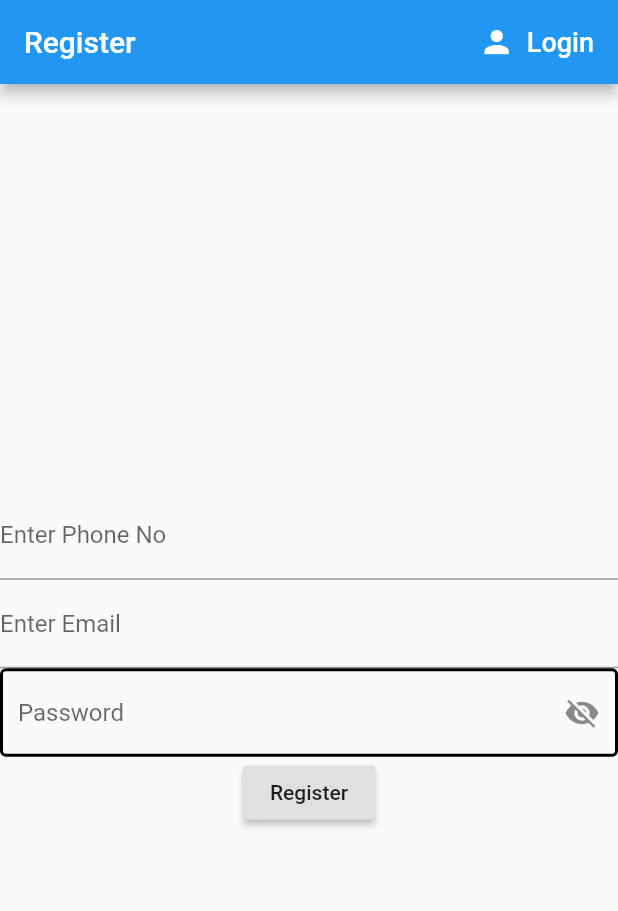
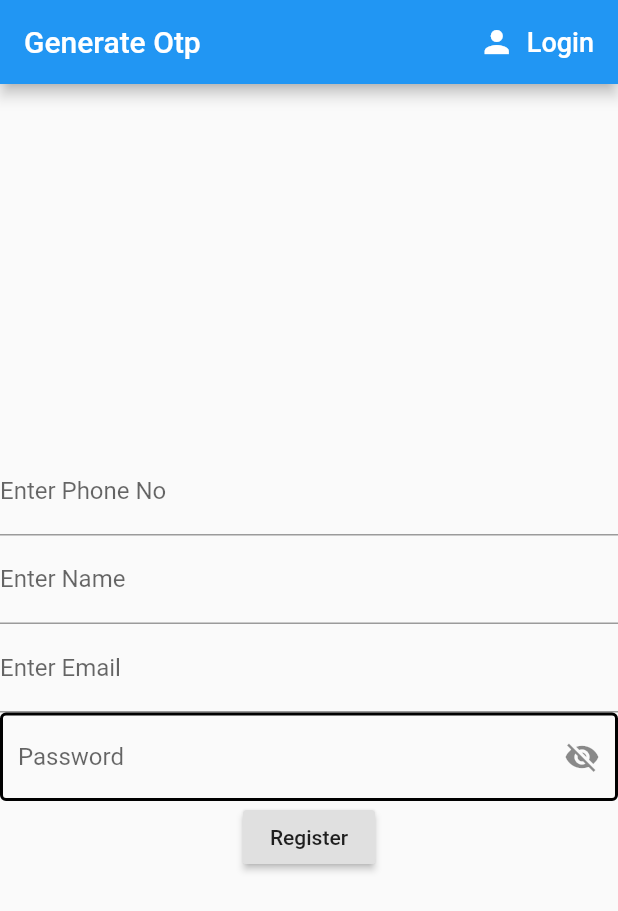
Before and after one commit to tarush-r/End-To-End-Ecrypted-Chat-App, a Flutter app: the screen it shows after launch, after a tap on "Login", after a tap on "Register", on a phone screen of 412 x 824 dp. Shown: the top 911 px of the screen. Run offline on Flutter 3.47's test engine with Material 2 defaults, Android fonts, the phone set to English and light mode, and no system bars; our stand-ins replace shared_preferences; missing offline and left inert: asn1lib, encrypt, pointycastle, rsa_encrypt; network calls fail.

Commit message:
login and registeration done

```diff
--- a/chatapp_client/lib/api/authentication_api.dart
+++ b/chatapp_client/lib/api/authentication_api.dart
@@ -1,25 +1,94 @@
 import 'package:http/http.dart' as http;
 import "dart:convert";
+import 'dart:io';
 
-class AuthenticationApi{
+class AuthenticationApi {
+  static const BaseUrl = "http://10.0.2.2:3000/";
 
-  static register(hashedPassword, publicKey, privateKey){
-
+  static register(hashedPassword, publicKey, privateKey) {
     const url = "registeration_endpoint_here";
-
-    http.post(url, body: json.encode({
-      'hashedPassword': hashedPassword,
-      'publicKey': publicKey,
-      'privateKey': privateKey,
-    }));
+    http.post(
+      url,
+      body: json.encode({
+        'hashedPassword': hashedPassword,
+        'publicKey': publicKey,
+        'privateKey': privateKey,
+      }),
+    );
   }
 
-  static login(hashedPassword){
-    const url = "login_endpoint_here";
-
-    http.post(url, body: json.encode({
-      'hashedPassword': hashedPassword,
-    }));
+  static Future getOtp(name, email, phone_num) async {
+    print(name + " " + email + " " + phone_num);
+    const url = BaseUrl + "user/getotp";
+    print(url);
+    http.Response res = await http.post(
+      url,
+      body: json.encode({
+        'name': name,
+        'email': email,
+        'phone_num': phone_num,
+      }),
+      headers: {
+        // "accept": "application/json",
+        // "content-type": "application/json"
+        HttpHeaders.contentTypeHeader: 'application/json',
+        // "Content-Type": "application/json",
+      },
+    );
+    return res;
   }
 
+  static Future verifyOtp(
+      String name,
+      String email,
+      String password,
+      String phone_num,
+      int otp,
+      String publicKey,
+      String privateKey,
+      String hashedPass) async {
+    // print(name+" "+email+" "+phone_num+" "+password+" "+otp);
+    print(otp);
+    const url = BaseUrl + "user/verifyotp";
+    print(url);
+    http.Response res = await http.post(
+      url,
+      body: json.encode({
+        'name': name,
+        'email': email,
+        'password': password,
+        'phone_num': phone_num,
+        'otp': otp,
+        'publicKey': publicKey,
+        'privateKey': privateKey,
+        'hashedPass': hashedPass,
+      }),
+      headers: {
+        // "accept": "application/json",
+        // "content-type": "application/json"
+        HttpHeaders.contentTypeHeader: 'application/json',
+        // "Content-Type": "application/json",
+      },
+    );
+    return res;
+  }
+
+  static Future login(hashedPassword, email) async {
+    const url = BaseUrl + 'auth/login';
+    print(url + " " + email);
+    var res = await http.post(
+      url,
+      body: json.encode({
+        'hashedPassword': hashedPassword,
+        'email': email,
+      }),
+      headers: {
+        // "accept": "application/json",
+        // "content-type": "application/json"
+        HttpHeaders.contentTypeHeader: 'application/json',
+        // "Content-Type": "application/json",
+      },
+    );
+    return res;
+  }
 }
--- /dev/null
+++ b/chatapp_client/lib/helpers/sharedpreferences_helper.dart
@@ -0,0 +1,17 @@
+import 'package:shared_preferences/shared_preferences.dart';
+import 'dart:convert';
+
+class SharedPreferencesHelper
+{
+  static Future persistOnLogin(user) async
+  {
+    SharedPreferences prefs = await SharedPreferences.getInstance();
+    await prefs.setString('user', user);
+  }
+
+  static Future getUser() async
+  {
+    SharedPreferences prefs = await SharedPreferences.getInstance();
+    return json.decode(prefs.getString('user'));
+  }
+}
--- a/chatapp_client/lib/main.dart
+++ b/chatapp_client/lib/main.dart
@@ -1,7 +1,9 @@
 import 'package:flutter/material.dart';
 import './screens/register_screen.dart';
+import './screens/generate_otp_screen.dart';
 import './screens/login_screen.dart';
 import './screens/authenticate.dart';
+import './screens/home.dart';
 
 void main() {
   runApp(MyApp());
@@ -18,8 +20,10 @@ class MyApp extends StatelessWidget {
       ),
       home: Authenticate(),
       routes: {
-        RegisterScreen.routeName: (ctx) => RegisterScreen(),
-        LoginScreen.routeName: (ctx) => LoginScreen()
+        GenerateOtpScreen.routeName: (ctx) => GenerateOtpScreen(),
+        LoginScreen.routeName: (ctx) => LoginScreen(),
+        Home.routeName: (ctx) => Home(),
+        // RegisterScreen.routeName: (ctx) => RegisterScreen()
       },
     );
   }
--- a/chatapp_client/lib/screens/authenticate.dart
+++ b/chatapp_client/lib/screens/authenticate.dart
@@ -1,6 +1,7 @@
 import 'package:flutter/material.dart';
 import 'package:chatapp_client/screens/register_screen.dart';
 import 'package:chatapp_client/screens/login_screen.dart';
+import './generate_otp_screen.dart';
 
 class Authenticate extends StatefulWidget {
   @override
@@ -19,7 +20,7 @@ class _AuthenticateState extends State<Authenticate> {
     if (showLogin == true) {
       return LoginScreen(toggleView: toggleView);
     } else {
-      return RegisterScreen(toggleView: toggleView);
+      return GenerateOtpScreen(toggleView: toggleView);
     }
   }
 }
--- /dev/null
+++ b/chatapp_client/lib/screens/generate_otp_screen.dart
@@ -0,0 +1,145 @@
+import 'package:flutter/material.dart';
+import '../api/authentication_api.dart';
+import "dart:convert";
+import 'package:http/http.dart' as http;
+import './register_screen.dart';
+
+class GenerateOtpScreen extends StatefulWidget {
+  static final String routeName = '/generateOtp';
+  final Function toggleView;
+  GenerateOtpScreen({this.toggleView});
+  @override
+  _GenerateOtpScreenState createState() => _GenerateOtpScreenState();
+}
+
+class _GenerateOtpScreenState extends State<GenerateOtpScreen> {
+  bool passwordHide = false;
+  String password = '';
+  TextEditingController passwordController = new TextEditingController();
+  TextEditingController nameController = new TextEditingController();
+  TextEditingController emailController = new TextEditingController();
+  TextEditingController phone_numController = new TextEditingController();
+  final GlobalKey<FormState> _formKey = GlobalKey();
+
+  _submit() async {
+    final isValid = _formKey.currentState.validate();
+    if(isValid){
+      print("calling api");
+      http.Response response = await AuthenticationApi.getOtp(nameController.text.trim(), emailController.text.trim(), phone_numController.text.trim());
+      var status = json.decode(response.body);
+      if(status['type']=="success")
+      {
+        print("passwor"+passwordController.text);
+        Navigator.push(
+          context,
+          MaterialPageRoute(
+            builder: (context) => RegisterScreen(nameController.text, emailController.text, passwordController.text, phone_numController.text),
+          ),
+        );
+        // Navigator.pushReplacementNamed(context, RegisterScreen.routeName, arguments: passwordController.text);
+      };
+      // print("response here"+response);
+    }
+  }
+
+  @override
+  void initState() {
+    passwordHide = true;
+    super.initState();
+  }
+
+  Widget build(BuildContext context) {
+    return Scaffold(
+      appBar: AppBar(
+        title: Text("Generate Otp"),
+        actions: <Widget>[
+          FlatButton.icon(
+            icon: Icon(Icons.person, color: Colors.white),
+            label: Text(
+              'Login',
+              style: TextStyle(fontSize: 18, color: Colors.white),
+            ),
+            onPressed: () {
+              widget.toggleView();
+            },
+          ),
+        ],
+      ),
+      body: Center(
+        child: Form(
+          key: _formKey,
+          child: SingleChildScrollView(
+            child: Column(
+              children: <Widget>[
+                TextFormField(
+                  decoration: InputDecoration(labelText: "Enter Phone No"),
+                  keyboardType: TextInputType.phone,
+                  controller: phone_numController,
+                  validator: (value) {
+                    if (value.isEmpty) {
+                      return "Invalid No";
+                    }
+                  },
+                ),
+                TextFormField(
+                  decoration: InputDecoration(labelText: "Enter Name"),
+                  controller: nameController,
+                  validator: (value) {
+                    if (value.isEmpty) {
+                      return "Invalid Name";
+                    }
+                  },
+                ),
+                TextFormField(
+                  decoration: InputDecoration(labelText: "Enter Email"),
+                  controller: emailController,
+                  validator: (value) {
+                    if (value.isEmpty) {
+                      return "Invalid Email";
+                    }
+                  },
+                ),
+                TextFormField(
+                  decoration: InputDecoration(
+                    hintText: 'Password',
+                    enabledBorder: OutlineInputBorder(
+                        borderSide:
+                            BorderSide(color: Colors.black, width: 2.0)),
+                    focusedBorder: OutlineInputBorder(
+                        borderSide: BorderSide(color: Colors.blue, width: 2.0)),
+                    suffixIcon: IconButton(
+                      icon: Icon(
+                        passwordHide ? Icons.visibility_off : Icons.visibility,
+                      ),
+                      onPressed: () {
+                        setState(() {
+                          passwordHide = !passwordHide;
+                        });
+                      },
+                    ),
+                  ),
+                  validator: (val) {
+                    if (val.length < 6) {
+                      return 'Enter a password greater than 6 characters.';
+                    } else {
+                      return null;
+                    }
+                  },
+                  controller: passwordController,
+                  obscureText: passwordHide,
+                  onChanged: (val) {
+                    setState(() => password = val);
+                  },
+                ),
+                RaisedButton(
+                  child: Text("Register"),
+                  onPressed: _submit,
+                )
+              ],
+            ),
+          ),
+        ),
+      ),
+    );
+  }
+}
--- a/chatapp_client/lib/screens/login_screen.dart
+++ b/chatapp_client/lib/screens/login_screen.dart
@@ -1,8 +1,9 @@
 import 'package:chatapp_client/api/authentication_api.dart';
+import 'package:chatapp_client/screens/home.dart';
 import 'package:flutter/material.dart';
 import '../helpers/encryption_helper.dart';
-
-
+import 'dart:convert';
+import '../helpers/sharedpreferences_helper.dart';
 
 class LoginScreen extends StatefulWidget {
   static final String routeName = '/Login';
@@ -15,26 +16,42 @@ class LoginScreen extends StatefulWidget {
 class _LoginScreenState extends State<LoginScreen> {
   final GlobalKey<FormState> _formKey = GlobalKey();
   TextEditingController passwordController = new TextEditingController();
+  TextEditingController emailController = new TextEditingController();
 
-
-  _submit() {
-    String hashedPassword;
+  _submit() async {
+    List<String> hashedPassword;
     // print("HEllo");
     _formKey.currentState.validate();
-    hashedPassword = EncryptionHelper.hashPassword(passwordController.text);
+    hashedPassword =
+        EncryptionHelper.hashPassword(passwordController.text.trim());
+    var response = await AuthenticationApi.login(
+        hashedPassword[0], emailController.text.trim());
+    print(response.body);
+    SharedPreferencesHelper.persistOnLogin(json.encode(json.decode(response.body)['user']));
+    var user = await SharedPreferencesHelper.getUser();
+
     //DONT UNCOMMENT API
     // AuthenticationApi.login(hashedPassword);
     // print("done");
   }
 
   bool passwordHide = false;
-  String email = '';
-  String password = '';
-
+  // String email = '';
+  // String password = '';
+  void checkLogin() async
+  {
+    var user =  await SharedPreferencesHelper.getUser();
+    if(user!=null)
+    {
+      print("hello");
+      Navigator.pushReplacementNamed(context, Home.routeName);
+    }
+  }
 
   @override
   void initState() {
     passwordHide = true;
+    checkLogin();
     super.initState();
   }
 
@@ -72,9 +89,7 @@ class _LoginScreenState extends State<LoginScreen> {
                               BorderSide(color: Colors.blue, width: 2.0))),
                   validator: (val) =>
                       val.isEmpty ? 'Enter a valid Email' : null,
-                  onChanged: (val) {
-                    setState(() => email = val);
-                  },
+                  controller: emailController,
                 ),
                 SizedBox(height: 20.0),
                 TextFormField(
@@ -101,9 +116,9 @@ class _LoginScreenState extends State<LoginScreen> {
                       ? 'Enter a password greater than 6 characters.'
                       : null,
                   obscureText: passwordHide,
-                  onChanged: (val) {
-                    setState(() => password = val);
-                  },
+                  // onChanged: (val) {
+                  //   setState(() => password = val);
+                  // },
                 ),
                 RaisedButton(
                   child: Text("Login"),
--- a/chatapp_client/pubspec.yaml
+++ b/chatapp_client/pubspec.yaml
@@ -30,6 +30,7 @@ dependencies:
   pointycastle: ^2.0.1
   encrypt: ^4.1.0
   sqflite:
+  shared_preferences: ^0.5.12+4
 
   # The following adds the Cupertino Icons font to your application.
   # Use with the CupertinoIcons class for iOS style icons.
```
Also changed, not shown: chatapp_client/lib/screens/home.dart (added, +12 -0 lines), chatapp_client/lib/screens/register_screen.dart (+63 -19 lines), chatapp_client/pubspec.lock, 3 other files.
